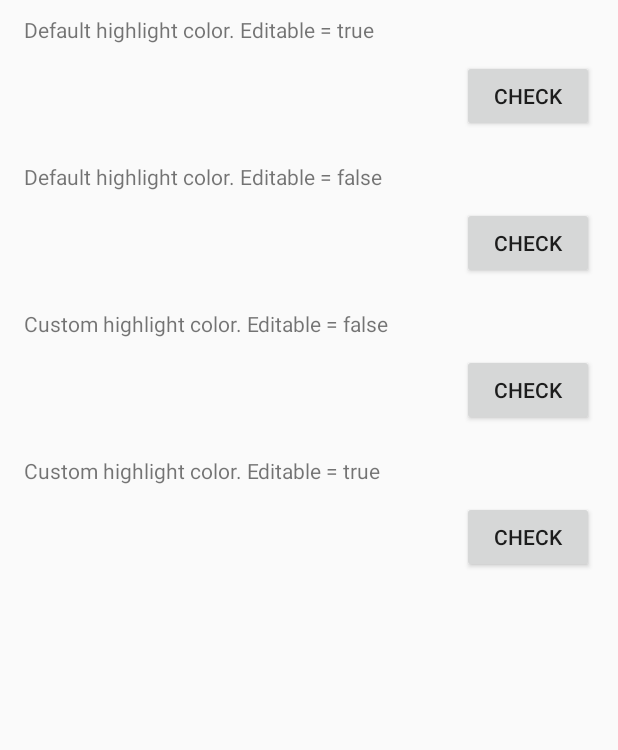
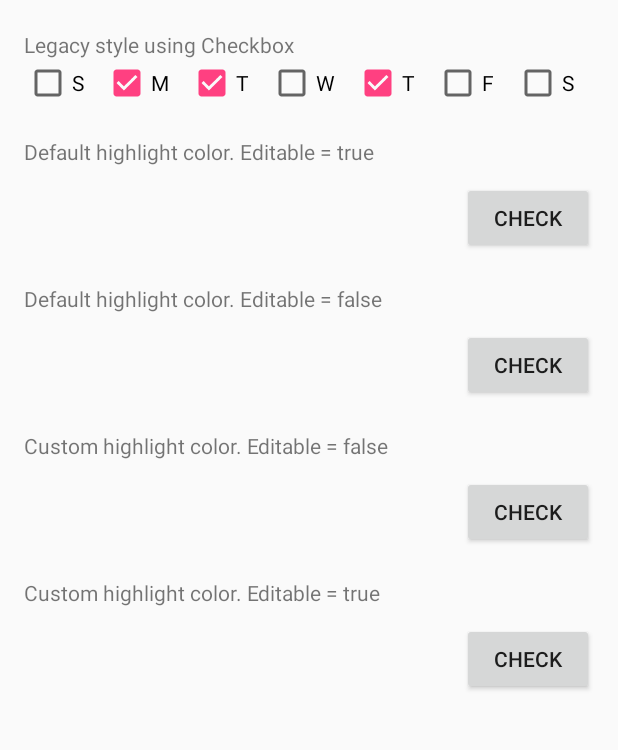
Before and after one commit to vino4all/WeekdaysWidget, an Android app: the screen it shows after launch (MainActivity), on a phone screen of 412 x 824 dp, the part 157-907 px from its top. Run offline under Robolectric (Android 15) with nearby library versions, the phone set to English and light mode, and no system bars; libraries missing offline, so code that uses them is left out: com.amulyakhare.textdrawable; 9 statements that could not run were skipped.

Commit message:
checkbox style and screenshots added

```diff
--- a/app/src/main/res/layout/activity_main.xml
+++ b/app/src/main/res/layout/activity_main.xml
@@ -6,7 +6,7 @@
     android:layout_height="match_parent">
     <LinearLayout
         android:layout_width="match_parent"
-        android:layout_height="match_parent"
+        android:layout_height="wrap_content"
         android:paddingBottom="@dimen/activity_vertical_margin"
         android:paddingLeft="@dimen/activity_horizontal_margin"
         android:paddingRight="@dimen/activity_horizontal_margin"
@@ -23,8 +23,58 @@
         <TextView
             android:layout_width="wrap_content"
             android:layout_height="wrap_content"
+            android:text="Legacy style using Checkbox"
+            android:layout_marginTop="20dp"/>
+
+        <LinearLayout
+            android:layout_width="match_parent"
+            android:layout_height="wrap_content"
+            android:orientation="horizontal">
+            <CheckBox
+                android:layout_width="wrap_content"
+                android:layout_height="wrap_content"
+                android:text="S"
+                android:layout_weight="1"/>
+            <CheckBox
+                android:layout_width="wrap_content"
+                android:layout_height="wrap_content"
+                android:text="M"
+                android:checked="true"
+                android:layout_weight="1"/>
+            <CheckBox
+                android:layout_width="wrap_content"
+                android:layout_height="wrap_content"
+                android:text="T"
+                android:checked="true"
+                android:layout_weight="1"/>
+            <CheckBox
+                android:layout_width="wrap_content"
+                android:layout_height="wrap_content"
+                android:text="W"
+                android:layout_weight="1"/>
+            <CheckBox
+                android:layout_width="wrap_content"
+                android:layout_height="wrap_content"
+                android:text="T"
+                android:layout_weight="1"
+                android:checked="true"/>
+            <CheckBox
+                android:layout_width="wrap_content"
+                android:layout_height="wrap_content"
+                android:text="F"
+                android:layout_weight="1"/>
+            <CheckBox
+                android:layout_width="wrap_content"
+                android:layout_height="wrap_content"
+                android:text="S"
+                android:layout_weight="1"/>
+        </LinearLayout>
+
+        <TextView
+            android:layout_width="wrap_content"
+            android:layout_height="wrap_content"
             android:text="Default highlight color. Editable = true"
-            android:layout_marginTop="10dp"/>
+            android:layout_marginTop="20dp"/>
 
         <com.stackandroid.weekdayswidget.customview.WeekdaysWidget
             android:id="@+id/widget1"
```
Also changed, not shown: 3 other files.
